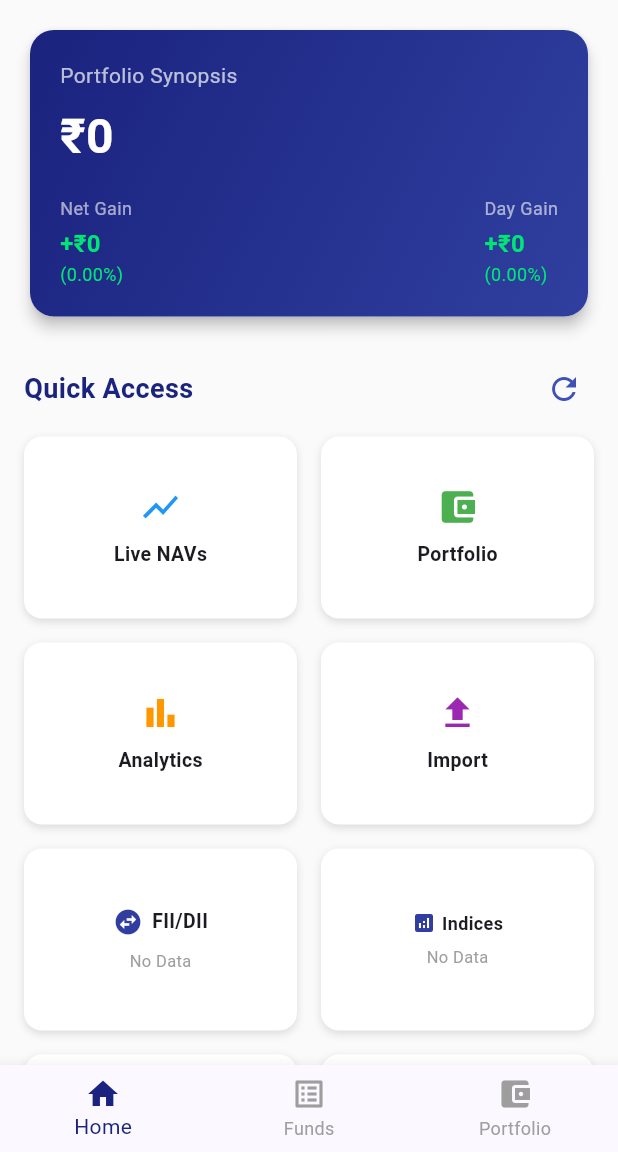
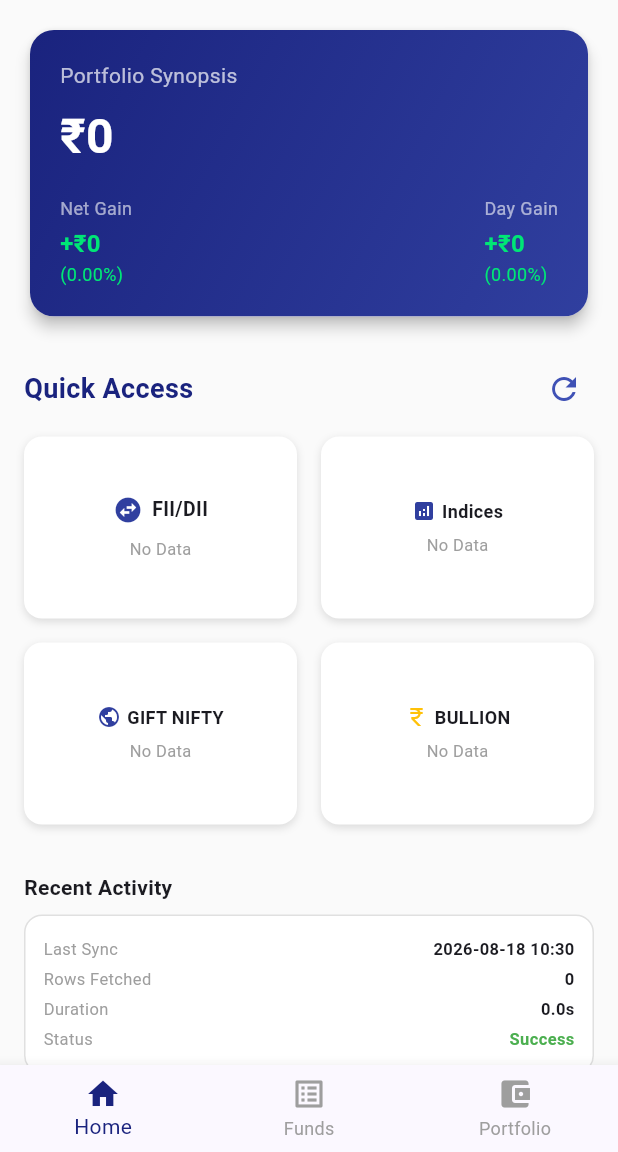
Before and after one commit to rudebutgood/Infin_Trulite_App, a Flutter app: the screen it shows after launch, on a phone screen of 412 x 824 dp, the part 84-1236 px from its top. Run offline on Flutter 3.47's test engine with Material 3 defaults, Android fonts, the phone set to English and light mode, and no system bars; our stand-ins replace csv, fl_chart, shared_preferences, sqflite; missing offline and left inert: excel, file_selector, translator, workmanager; accounts and stored records are empty; network calls fail; statements that could not run were skipped.

Commit message:
initial commit

```diff
--- a/amfi_flutter/lib/main.dart
+++ b/amfi_flutter/lib/main.dart
@@ -1266,10 +1266,12 @@ class _MainScreenState extends State<MainScreen> with SingleTickerProviderStateM
         Card(
           elevation: 4,
           shape: RoundedRectangleBorder(borderRadius: BorderRadius.circular(16)),
+          clipBehavior: Clip.antiAlias,
+          child: InkWell(
+            onTap: () => _tabCtl.animateTo(2),
             child: Container(
               padding: const EdgeInsets.all(20),
               decoration: BoxDecoration(
-              borderRadius: BorderRadius.circular(16),
                 gradient: LinearGradient(
                   colors: [Colors.indigo[900]!, Colors.indigo[700]!],
                   begin: Alignment.topLeft,
@@ -1291,6 +1293,7 @@ class _MainScreenState extends State<MainScreen> with SingleTickerProviderStateM
                     ],
                   ),
                 ],
+              ),
             ),
           ),
         ),
@@ -1319,17 +1322,6 @@ class _MainScreenState extends State<MainScreen> with SingleTickerProviderStateM
           crossAxisSpacing: 16,
           childAspectRatio: 1.5,
           children: [
-            _homeTile('Live NAVs', Icons.show_chart, Colors.blue, () => _tabCtl.animateTo(1)),
-            _homeTile('Portfolio', Icons.account_balance_wallet, Colors.green, () => _tabCtl.animateTo(2)),
-            _homeTile('Analytics', Icons.bar_chart, Colors.orange, () {
-              Navigator.push(context, MaterialPageRoute(builder: (c) => PortfolioChartsPage(
-                portfolioRows: _portfolioRows,
-                selectedImportIds: _selectedImportIds,
-                selectedLanguage: _selectedLanguage,
-                translate: _translate,
-              )));
-            }),
-            _homeTile('Import', Icons.file_upload, Colors.purple, _pickAndImportFile),
             _fiiDiiTile(),
             _indicesTile(),
             _giftNiftyTile(),
```
Also changed, not shown: 9 other files. Lines whose indentation alone changed are shown as unchanged.
